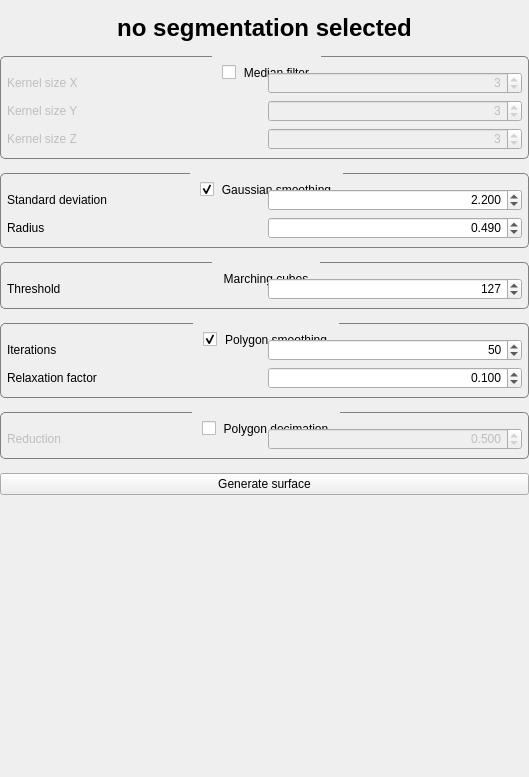
This is src/internal/Voxel2MeshViewControls.ui in araex/mitk-gem as Qt 5 draws it before an edit. The edited form follows.
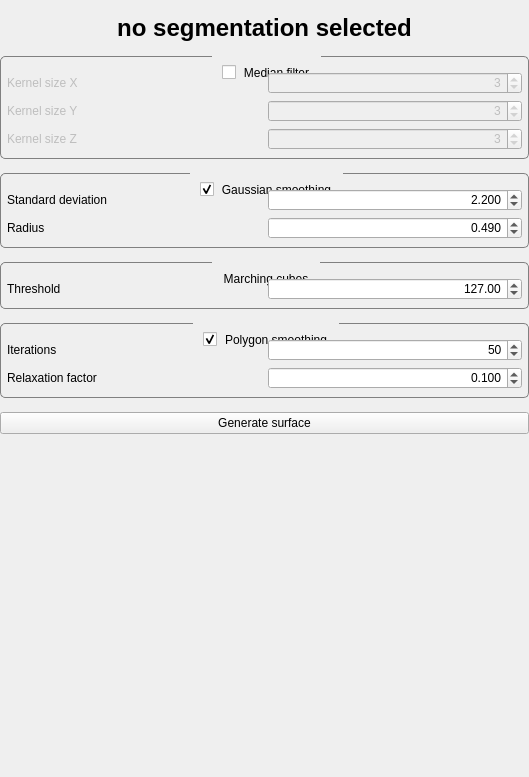
This is the edited form.

Commit message: removed decimation. changed threshold to double

The edit to the form file:
```diff
--- a/src/internal/Voxel2MeshViewControls.ui
+++ b/src/internal/Voxel2MeshViewControls.ui
@@ -493,18 +493,15 @@
                    </widget>
                   </item>
                   <item>
-                   <widget class="QSpinBox" name="thresholdSpinBox">
+                   <widget class="QDoubleSpinBox" name="thresholdSpinBox">
                     <property name="alignment">
                      <set>Qt::AlignRight|Qt::AlignTrailing|Qt::AlignVCenter</set>
                     </property>
-                    <property name="minimum">
-                     <number>0</number>
-                    </property>
                     <property name="maximum">
-                     <number>255</number>
+                     <double>1000000.000000000000000</double>
                     </property>
                     <property name="value">
-                     <number>127</number>
+                     <double>127.000000000000000</double>
                     </property>
                    </widget>
                   </item>
@@ -632,83 +629,6 @@
               </layout>
              </widget>
             </item>
-            <item>
-             <widget class="QGroupBox" name="decimationGroup">
-              <property name="title">
-               <string>Polygon decimation</string>
-              </property>
-              <property name="checkable">
-               <bool>true</bool>
-              </property>
-              <property name="checked">
-               <bool>false</bool>
-              </property>
-              <layout class="QVBoxLayout" name="verticalLayout_9">
-               <property name="spacing">
-                <number>-1</number>
-               </property>
-               <property name="leftMargin">
-                <number>0</number>
-               </property>
-               <property name="topMargin">
-                <number>15</number>
-               </property>
-               <property name="rightMargin">
-                <number>0</number>
-               </property>
-               <property name="bottomMargin">
-                <number>8</number>
-               </property>
-               <item>
-                <widget class="QWidget" name="reductionWidget" native="true">
-                 <property name="toolTip">
-                  <string>&lt;html&gt;&lt;head/&gt;&lt;body&gt;&lt;p&gt;Reduction of triangles in the resulting mesh. Range 0.0 - 1.0. A value of 0.9 will reduce the data to 10% of its original size.&lt;/p&gt;&lt;/body&gt;&lt;/html&gt;</string>
-                 </property>
-                 <layout class="QHBoxLayout" name="horizontalLayout_5" stretch="1,1">
-                  <property name="leftMargin">
-                   <number>6</number>
-                  </property>
-                  <property name="topMargin">
-                   <number>0</number>
-                  </property>
-                  <property name="rightMargin">
-                   <number>6</number>
-                  </property>
-                  <property name="bottomMargin">
-                   <number>0</number>
-                  </property>
-                  <item>
-                   <widget class="QLabel" name="label_6">
-                    <property name="text">
-                     <string>Reduction</string>
-                    </property>
-                   </widget>
-                  </item>
-                  <item>
-                   <widget class="QDoubleSpinBox" name="reductionSpinBox">
-                    <property name="alignment">
-                     <set>Qt::AlignRight|Qt::AlignTrailing|Qt::AlignVCenter</set>
-                    </property>
-                    <property name="decimals">
-                     <number>3</number>
-                    </property>
-                    <property name="maximum">
-                     <double>1.000000000000000</double>
-                    </property>
-                    <property name="singleStep">
-                     <double>0.050000000000000</double>
-                    </property>
-                    <property name="value">
-                     <double>0.500000000000000</double>
-                    </property>
-                   </widget>
-                  </item>
-                 </layout>
-                </widget>
-               </item>
-              </layout>
-             </widget>
-            </item>
             <item>
              <widget class="QPushButton" name="generateSurfaceButton">
               <property name="text">
```
Left out of the diff: 8 changed lines with no effect on the pictures. The commit also changes 2 other files.
